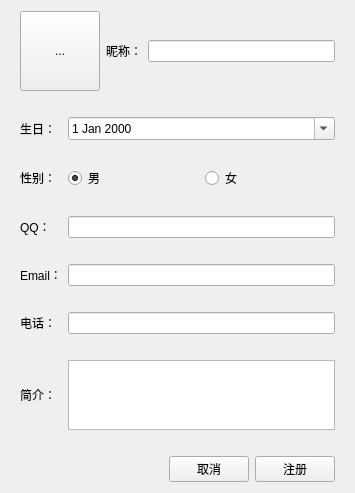
The window that P2ChatClient/RegisterForm.ui (Perfect-Poison/P2Chat) describes before a commit, drawn with Qt 5.
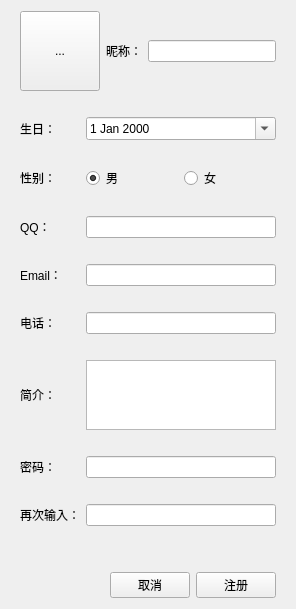
The same window after the commit.

Patch:
```diff
--- a/P2ChatClient/RegisterForm.ui
+++ b/P2ChatClient/RegisterForm.ui
@@ -6,8 +6,8 @@
    <rect>
     <x>0</x>
     <y>0</y>
-    <width>355</width>
-    <height>462</height>
+    <width>296</width>
+    <height>584</height>
    </rect>
   </property>
   <property name="windowTitle">
@@ -75,7 +75,7 @@
      </item>
     </layout>
    </item>
-   <item row="13" column="0" colspan="2">
+   <item row="21" column="0" colspan="2">
     <layout class="QHBoxLayout" name="horizontalLayout_2">
      <item>
       <spacer name="horizontalSpacer">
@@ -158,7 +158,7 @@
      </property>
     </widget>
    </item>
-   <item row="12" column="0" colspan="2">
+   <item row="20" column="0" colspan="2">
     <widget class="QLabel" name="label_20">
      <property name="text">
       <string/>
@@ -209,6 +209,55 @@
      </property>
     </widget>
    </item>
+   <item row="12" column="0" colspan="2">
+    <widget class="QLabel" name="label_9">
+     <property name="text">
+      <string/>
+     </property>
+    </widget>
+   </item>
+   <item row="13" column="1">
+    <widget class="QLineEdit" name="fPasswordLEdit">
+     <property name="echoMode">
+      <enum>QLineEdit::Password</enum>
+     </property>
+    </widget>
+   </item>
+   <item row="13" column="0">
+    <widget class="QLabel" name="label_5">
+     <property name="text">
+      <string>密码：</string>
+     </property>
+    </widget>
+   </item>
+   <item row="15" column="0" colspan="2">
+    <widget class="QLabel" name="label_10">
+     <property name="text">
+      <string/>
+     </property>
+    </widget>
+   </item>
+   <item row="16" column="0">
+    <widget class="QLabel" name="label_12">
+     <property name="text">
+      <string>再次输入：</string>
+     </property>
+    </widget>
+   </item>
+   <item row="16" column="1">
+    <widget class="QLineEdit" name="fPasswordLEdit2">
+     <property name="echoMode">
+      <enum>QLineEdit::Password</enum>
+     </property>
+    </widget>
+   </item>
+   <item row="19" column="0" colspan="2">
+    <widget class="QLabel" name="label_11">
+     <property name="text">
+      <string/>
+     </property>
+    </widget>
+   </item>
   </layout>
  </widget>
  <layoutdefault spacing="6" margin="11"/>
```
